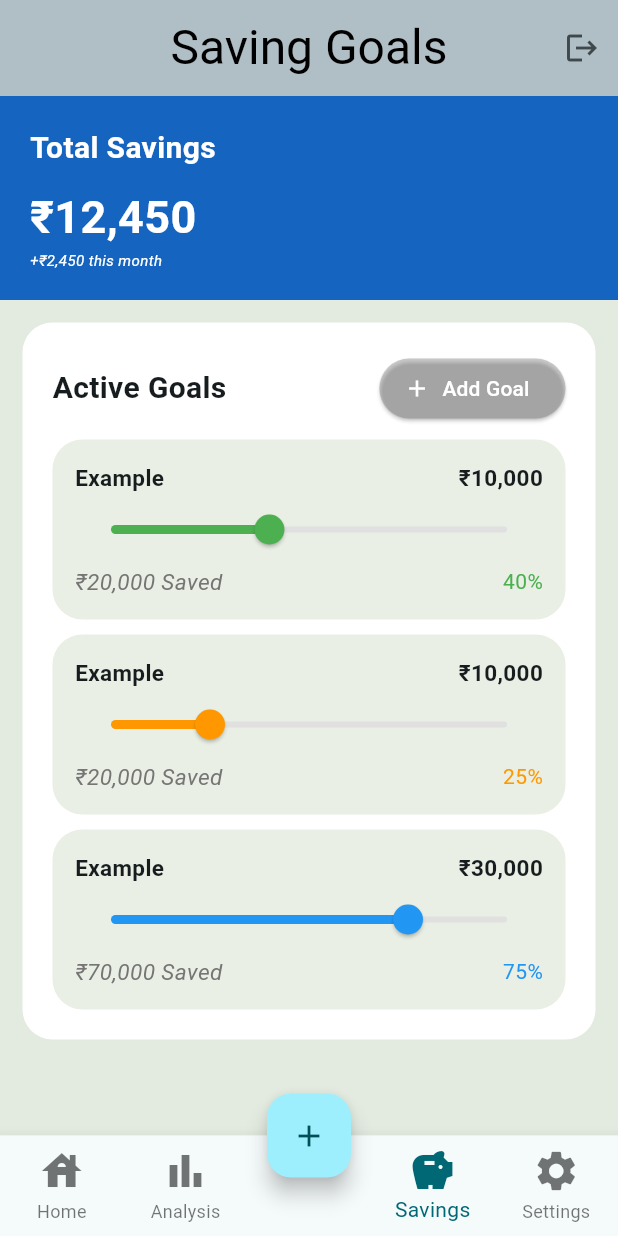
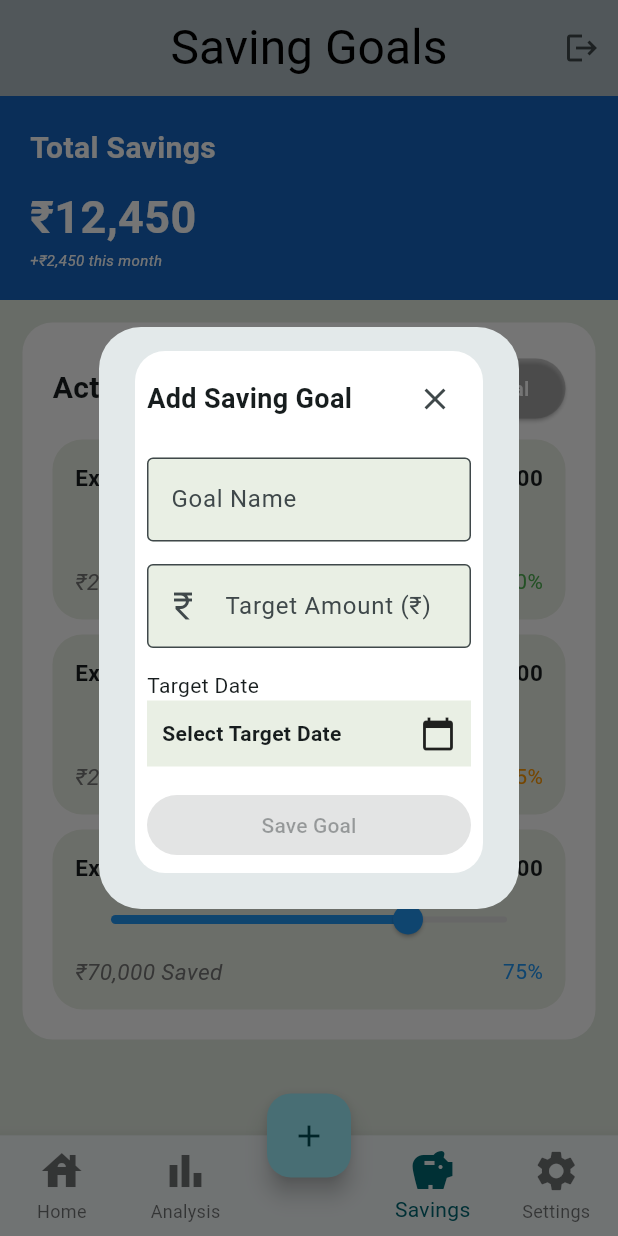
Before and after one commit to sahilgangani17/PennyPilot, a Flutter app: the screen it shows once a user with an empty profile is signed in, item 4 of the bottom bar chosen, after a tap on "Add Goal", on a phone screen of 412 x 824 dp. Run offline on Flutter 3.47's test engine with Material 3 defaults, Android fonts, the phone set to English and light mode, and no system bars; our stand-ins replace cloud_firestore, firebase_auth, firebase_core, font_awesome_flutter, sqflite; accounts and stored records are empty.

Commit message:
Some changes in Saving Goals pop up is done of add goal button but the backend is still reamining also the automatic build needs firestore which is causing some isuues tried something new thts why a new widget not connected to anything till now but itll in pubspec  there i was finding the firestore accidently click on the upgrade to latest version thts why its have some changes idk wht really changed but while running and debuging the app there is zero error from my end so its not a bug

```diff
--- a/lib/pages/savings_page.dart
+++ b/lib/pages/savings_page.dart
@@ -1,8 +1,16 @@
 import 'package:flutter/material.dart';
-// TODO: -- Remaining Logic And Some Pop Ups with backend --For Sankalp Dawada
-class SavingGoals extends StatelessWidget {
+import 'package:penny_pilot/widgets/add_goal.dart';
+// import 'package:cloud_firestore/cloud_firestore.dart';
+
+// TODO: -- Remaining Logic build up and  backend --For Sankalp Dawada
+class SavingGoals extends StatefulWidget {
   const SavingGoals({super.key});
 
+  @override
+  State<SavingGoals> createState() => _SavingGoalsState();
+}
+
+class _SavingGoalsState extends State<SavingGoals> {
   @override
   Widget build(BuildContext context) {
     return Scaffold(
@@ -74,7 +82,14 @@ class SavingGoals extends StatelessWidget {
                   ),
                 ),
                   ElevatedButton.icon(
-                  onPressed: (){},
+                  onPressed: (){
+                    showDialog(
+                      context: context,
+                      builder: (context)=>AlertDialog(
+                        content: AddGoal(),
+                      ),
+                      );
+                  },
                   icon: Icon(
                     Icons.add,
                     color: Colors.white,// +
--- a/lib/widgets/add_goal.dart
+++ b/lib/widgets/add_goal.dart
@@ -8,13 +8,154 @@ class AddGoal extends StatefulWidget {
 }
 
 class _AddGoalState extends State<AddGoal> {
+  DateTime? _selectedDate;
+  final _formKey = GlobalKey<FormState>(); // Form key for validation
+  final _goalNameController = TextEditingController();
+  final _targetAmountController = TextEditingController();
+
+
+  void _presentDatePicker() {
+    showDatePicker(
+      context: context,
+      // initialDate: DateTime.now(),
+      firstDate: DateTime.now(),
+      lastDate: DateTime(2050),
+    ).then((pickedDate) {
+      if (pickedDate == null) {
+        return;
+      }
+      setState(() {
+        _selectedDate = pickedDate;
+      });
+    });
+  }
+
+  void _submitData() {
+    if (_formKey.currentState!.validate()) {
+
+      String goalName = _goalNameController.text;
+      double targetAmount = double.parse(_targetAmountController.text);
+
+      print('Goal Name: $goalName');
+      print('Target Amount: $targetAmount');
+      print('Target Date: $_selectedDate');
+
+
+      Navigator.of(context).pop();
+
+    }
+  }
+
+
   @override
   Widget build(BuildContext context) {
     return Container(
+      padding: const EdgeInsets.all(8),
       decoration: BoxDecoration(
-        color: Colors.transparent
+        color: Colors.white,
+        borderRadius: BorderRadius.circular(20),
+      ),
+      child: Form( // Wrap with a Form widget
+        key: _formKey,
+        child: Column(
+          mainAxisSize: MainAxisSize.min,
+          crossAxisAlignment: CrossAxisAlignment.stretch,
+          children: <Widget>[
+            Row(
+              mainAxisAlignment: MainAxisAlignment.spaceBetween,
+              children: [
+                const Text(
+                  'Add Saving Goal',
+                  style: TextStyle(
+                    fontSize: 18,
+                    fontWeight: FontWeight.w700,
+                  ),
+                ),
+                CloseButton(
+                  onPressed: () => Navigator.pop(context),
+                ),
+              ],
+            ),
+            const SizedBox(height: 15),
+
+            TextFormField(
+              controller: _goalNameController,
+              decoration: const InputDecoration(
+                labelText: 'Goal Name',
+                filled: true,
+                fillColor: Color.fromARGB(100, 200, 213, 185),
+                border: OutlineInputBorder(),
+              ),
+              validator: (value) {
+                if (value == null || value.isEmpty) {
+                  return 'Please enter a goal name';
+                }
+                return null;
+              },
+            ),
+
+            const SizedBox(height: 15),
+
+            TextFormField(
+              controller: _targetAmountController,
+              keyboardType: TextInputType.number,
+              decoration: const InputDecoration(
+                labelText: 'Target Amount (₹)',
+                filled: true,
+                fillColor: Color.fromARGB(100, 200, 213, 185),
+                border: OutlineInputBorder(),
+                prefixIcon: Icon(Icons.currency_rupee_sharp),
+              ),
+              validator: (value) {
+                if (value == null || value.isEmpty) {
+                  return 'Please enter a target amount';
+                }
+                try {
+                  double.parse(value); // Check if it's a valid number
+                } catch (e) {
+                  return 'Please enter a valid number';
+                }
+                return null; // Return null if valid
+              },
+            ),
+
+            const SizedBox(height: 15),
+
+            const Text(
+              'Target Date',
+              textAlign: TextAlign.left,
+            ),
+            InkWell(
+              onTap: _presentDatePicker,
+              child: Container(
+                padding: const EdgeInsets.all(10),
+                decoration: BoxDecoration(
+                  color: Color.fromARGB(100, 200, 213, 185),
+                ),
+                child: Row(
+                  mainAxisAlignment: MainAxisAlignment.spaceBetween, // Align text and icon
+                  children: [
+                  Text(
+                      _selectedDate == null
+                        ? 'Select Target Date'
+                        : 'Selected: ${_selectedDate.toString().split(' ')[0]}',
+                      style: const TextStyle(fontWeight: FontWeight.bold),
+                    ),
+                    const Icon(Icons.calendar_today), // Add a calendar icon
+                  ],
+                ),
+              ),
+            ),
+
+            const SizedBox(height: 15),
+
+            ElevatedButton(
+              onPressed: _selectedDate == null ? null : _submitData,
+              child: const Text('Save Goal'),
+            ),
+          ],
         ),
-        //Todo: -- For Sankalp Dawada
+      ),
     );
   }
 }
--- a/pubspec.yaml
+++ b/pubspec.yaml
@@ -38,7 +38,7 @@ dependencies:
   # The following adds the Cupertino Icons font to your application.
   # Use with the CupertinoIcons class for iOS style icons.
   cupertino_icons: ^1.0.8
-  sqflite: 2.3.3
+  sqflite: ^2.4.1
   path: ^1.9.0
 
 dev_dependencies:
```
Also changed, not shown: lib/widgets/goalprogressbar.dart (added, +134 -0 lines), pubspec.lock, 1 other file.
